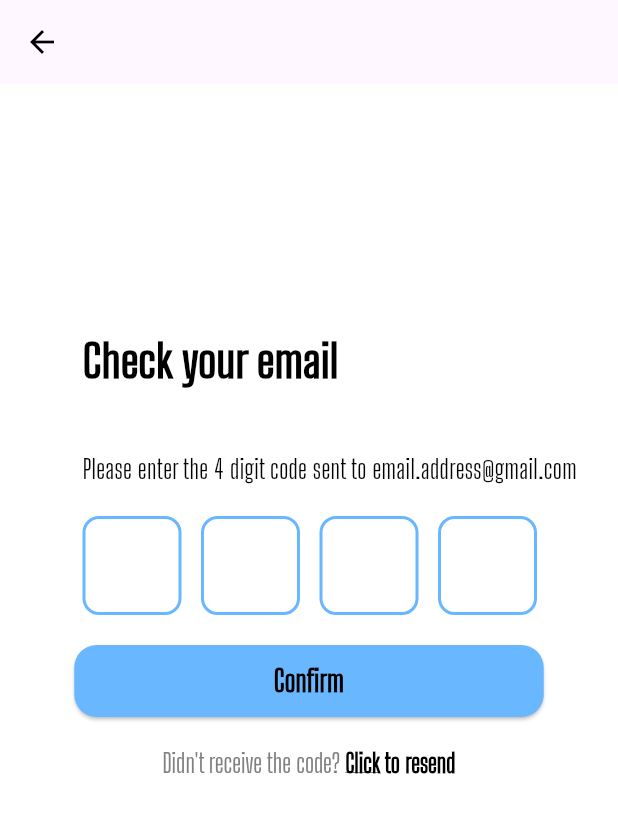
After one commit to Sansquad/friendzone, a Flutter app: the CheckYourEmailPage screen opened by its route, on a phone screen of 412 x 824 dp. The commit adds this screen. Shown: the top 813 px of the screen. Run offline on Flutter 3.47's test engine with Material 3 defaults, Android fonts, the light colour scheme and no system bars; our stand-ins replace flutter_svg.

Commit message:
add checkyouremail.dart createyourprofile.dart

```diff
--- /dev/null
+++ b/lib/pages/checkyouremail.dart
@@ -0,0 +1,167 @@
+import 'package:flutter/material.dart';
+
+class CheckYourEmailPage extends StatefulWidget {
+  @override
+  _CheckYourEmailPageState createState() => _CheckYourEmailPageState();
+}
+
+class _CheckYourEmailPageState extends State<CheckYourEmailPage> {
+  final TextEditingController _codeController = TextEditingController();
+
+  @override
+  Widget build(BuildContext context) {
+    return Scaffold(
+      appBar: AppBar(
+        leading: IconButton(
+          icon: Icon(Icons.arrow_back),
+          onPressed: () {
+            Navigator.pop(context); // Navigate back to the previous screen
+          },
+        ),
+        backgroundColor: Colors.transparent,
+        elevation: 0,
+        iconTheme: IconThemeData(color: Colors.black),
+      ),
+      body: Container(
+        color: Colors.white,
+        child: Center(
+          child: SingleChildScrollView(
+            padding: EdgeInsets.all(16.0),
+            child: Column(
+              mainAxisAlignment: MainAxisAlignment.start,
+              crossAxisAlignment: CrossAxisAlignment.start,
+              children: <Widget>[
+                Padding(
+                  padding: const EdgeInsets.fromLTRB(39, 117, 0, 0),
+                  child: Text(
+                    'Check your email',
+                    style: TextStyle(
+                      fontFamily: 'BigShouldersText',
+                      fontSize: 30,
+                      fontWeight: FontWeight.bold,
+                      color: Colors.black,
+                    ),
+                  ),
+                ),
+                Padding(
+                  padding: const EdgeInsets.fromLTRB(39, 38, 0, 0),
+                  child: Text(
+                    'Please enter the 4 digit code sent to email.address@gmail.com',
+                    style: TextStyle(
+                      fontFamily: 'BigShouldersDisplay',
+                      fontSize: 17,
+                      fontWeight: FontWeight.w500,
+                      color: Colors.black,
+                    ),
+                  ),
+                ),
+                Padding(
+                  padding: const EdgeInsets.fromLTRB(39, 20, 0, 0),
+                  child: Row(
+                    mainAxisAlignment: MainAxisAlignment.start,
+                    children: List.generate(4, (index) {
+                      return Container(
+                        margin: EdgeInsets.only(right: 13),
+                        width: 66,
+                        height: 66,
+                        decoration: BoxDecoration(
+                          color: Colors.white,
+                          border: Border.all(
+                            color: Color(0xFF69B7FF),
+                            width: 2,
+                          ),
+                          borderRadius: BorderRadius.circular(11),
+                        ),
+                        child: Center(
+                          child: TextField(
+                            controller: _codeController,
+                            keyboardType: TextInputType.number,
+                            maxLength: 1,
+                            textAlign: TextAlign.center,
+                            style: TextStyle(
+                              fontSize: 24,
+                              color: Colors.black,
+                            ),
+                            decoration: InputDecoration(
+                              counterText: '',
+                              border: InputBorder.none,
+                            ),
+                          ),
+                        ),
+                      );
+                    }),
+                  ),
+                ),
+                SizedBox(height: 20),
+                Center(
+                  child: SizedBox(
+                    width: 313,
+                    height: 48,
+                    child: ElevatedButton(
+                      onPressed: () {
+                        // Add your confirm action here
+                      },
+                      style: ElevatedButton.styleFrom(
+                        backgroundColor: Color(0xFF69B7FF),
+                        shape: RoundedRectangleBorder(
+                          borderRadius: BorderRadius.circular(15),
+                        ),
+                      ),
+                      child: Text(
+                        'Confirm',
+                        style: TextStyle(
+                          fontFamily: 'BigShouldersDisplay',
+                          fontSize: 20,
+                          fontWeight: FontWeight.w600, // Semibold
+                          color: Colors.black,
+                        ),
+                      ),
+                    ),
+                  ),
+                ),
+                SizedBox(height: 20),
+                Center(
+                  child: RichText(
+                    text: TextSpan(
+                      children: [
+                        TextSpan(
+                          text: "Didn't receive the code? ",
+                          style: TextStyle(
+                            fontFamily: 'BigShouldersDisplay',
+                            fontSize: 17,
+                            fontWeight: FontWeight.w500,
+                            color: Color(0xFF818080),
+                          ),
+                        ),
+                        TextSpan(
+                          text: 'Click',
+                          style: TextStyle(
+                            fontFamily: 'BigShouldersDisplay',
+                            fontSize: 17,
+                            fontWeight: FontWeight.bold,
+                            color: Colors.black,
+                            decoration: TextDecoration.underline,
+                          ),
+                        ),
+                        TextSpan(
+                          text: ' to resend',
+                          style: TextStyle(
+                            fontFamily: 'BigShouldersDisplay',
+                            fontSize: 17,
+                            fontWeight: FontWeight.bold,
+                            color: Colors.black,
+                          ),
+                        ),
+                      ],
+                    ),
+                  ),
+                ),
+                SizedBox(height: 260),
+              ],
+            ),
+          ),
+        ),
+      ),
+    );
+  }
+}
--- a/lib/pages/get_started.dart
+++ b/lib/pages/get_started.dart
@@ -1,4 +1,5 @@
 import 'package:flutter/material.dart';
+
 
 class GetStartedPage extends StatefulWidget {
   @override
@@ -154,7 +155,8 @@ class _GetStartedPageState extends State<GetStartedPage> {
                           style: TextStyle(
                             fontFamily: 'BigShouldersDisplay',
                             fontSize: 20,
-                            fontWeight: FontWeight.w600, // Semibold
+                            fontWeight: FontWeight.w500, // Semibold
+                            color: Colors.black,
                           ),
                         ),
                       ),
```
Also changed, not shown: lib/main.dart (+5 -8 lines), lib/pages/createyourprofile.dart (added, +209 -0 lines).
